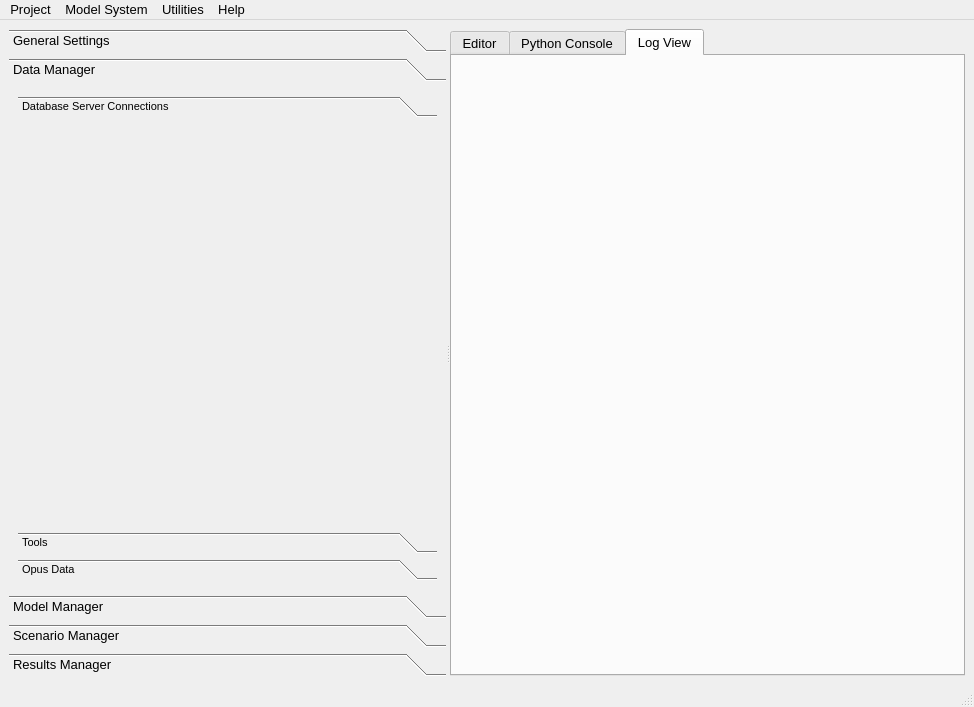
Qt form opus_gui/main/opusmain.ui (psrc/urbansim) before a commit.
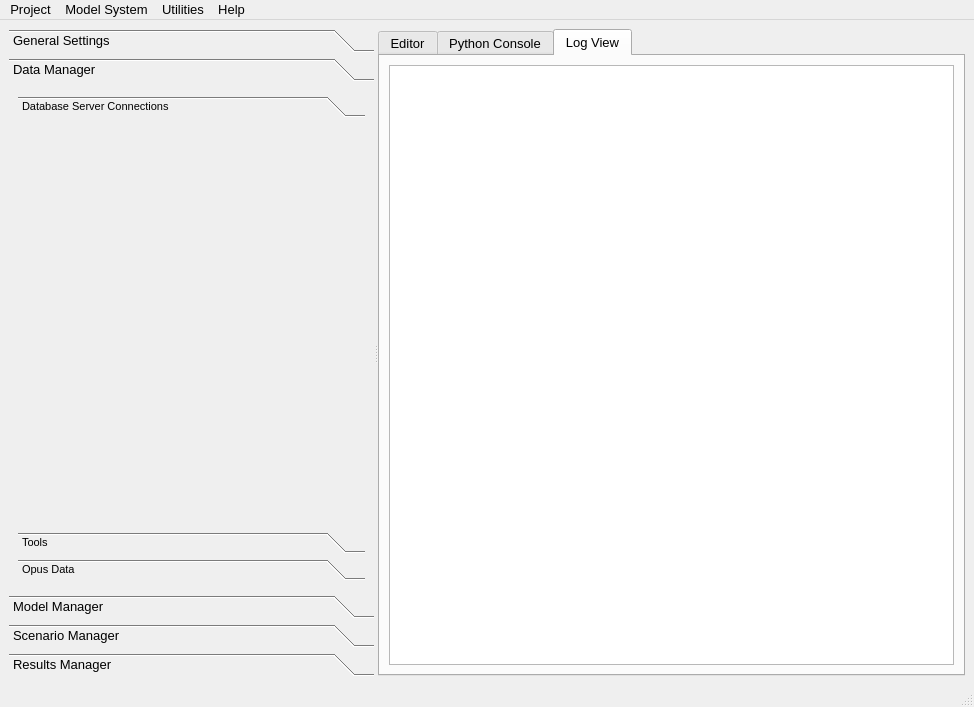
The same form after that commit. The open tabs and pages were chosen to show the change. Icons and pictures are not drawn.

Commit message: Ticket #154 - Starting to try out options for redirecting stdout and stderr to a log tab.  Seems to conflict with the opus_core logging module, so more investigation is needed.  For now the text browser has been added to the log tab and the output class added to the main window.

Diff of the .ui file:
```diff
--- a/opus_gui/main/opusmain.ui
+++ b/opus_gui/main/opusmain.ui
@@ -92,8 +92,8 @@
          <rect>
           <x>0</x>
           <y>0</y>
-          <width>386</width>
-          <height>477</height>
+          <width>340</width>
+          <height>497</height>
          </rect>
         </property>
         <attribute name="label" >
@@ -136,8 +136,8 @@
              <rect>
               <x>0</x>
               <y>0</y>
-              <width>368</width>
-              <height>357</height>
+              <width>322</width>
+              <height>389</height>
              </rect>
             </property>
             <attribute name="label" >
@@ -402,6 +402,11 @@
         <attribute name="icon" >
          <iconset resource="opusmain.qrc" >:/Images/Images/table.png</iconset>
         </attribute>
+        <layout class="QGridLayout" >
+         <item row="0" column="0" >
+          <widget class="QTextBrowser" name="logViewTextBrowser" />
+         </item>
+        </layout>
        </widget>
       </widget>
      </widget>
```
Left out of the diff: 20 changed lines with no effect on the pictures. The commit also changes 2 other files.
